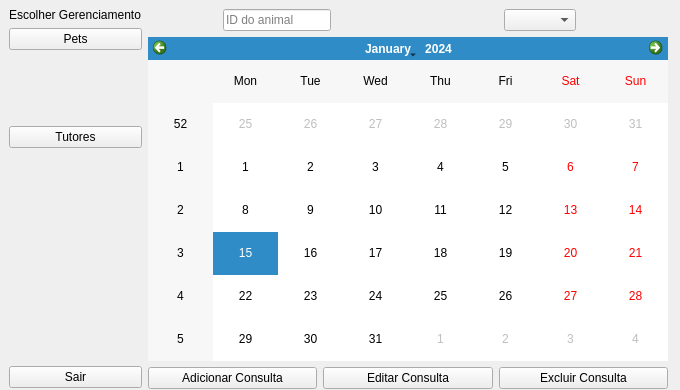
Above: tela_recepcionista_consulta.ui from mateuszinum/Projeto-Clinica-Veterinaria before the change. Below: the same form after it.
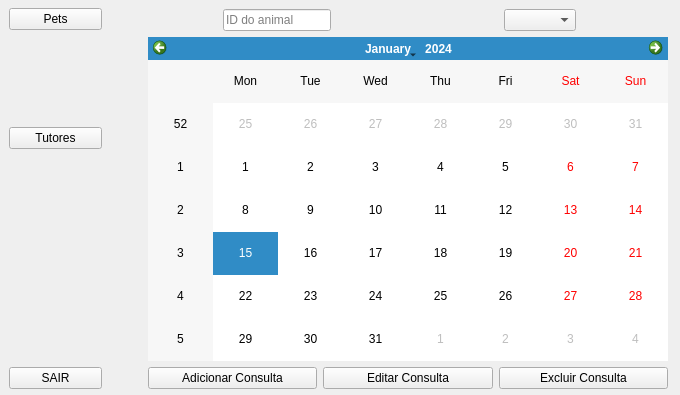
That is the form after the change.

Diff of the .ui file:
```diff
--- a/tela_recepcionista_consulta.ui
+++ b/tela_recepcionista_consulta.ui
@@ -7,7 +7,7 @@
     <x>0</x>
     <y>0</y>
     <width>680</width>
-    <height>390</height>
+    <height>395</height>
    </rect>
   </property>
   <property name="windowTitle">
@@ -21,20 +21,13 @@
     <rect>
      <x>9</x>
      <y>8</y>
-     <width>133</width>
-     <height>380</height>
+     <width>93</width>
+     <height>381</height>
     </rect>
    </property>
    <layout class="QVBoxLayout" name="verticalLayout">
     <item>
-     <widget class="QLabel" name="label">
-      <property name="text">
-       <string>Escolher Gerenciamento</string>
-      </property>
-     </widget>
-    </item>
-    <item>
-     <widget class="QPushButton" name="pushButton">
+     <widget class="QPushButton" name="petsBTN">
       <property name="text">
        <string>Pets</string>
       </property>
@@ -76,7 +69,7 @@
     <item>
      <widget class="QPushButton" name="pushButton_3">
       <property name="text">
-       <string>Sair</string>
+       <string>SAIR</string>
       </property>
      </widget>
     </item>
```
Left out of the diff: 2 changed lines with no effect on the pictures.
